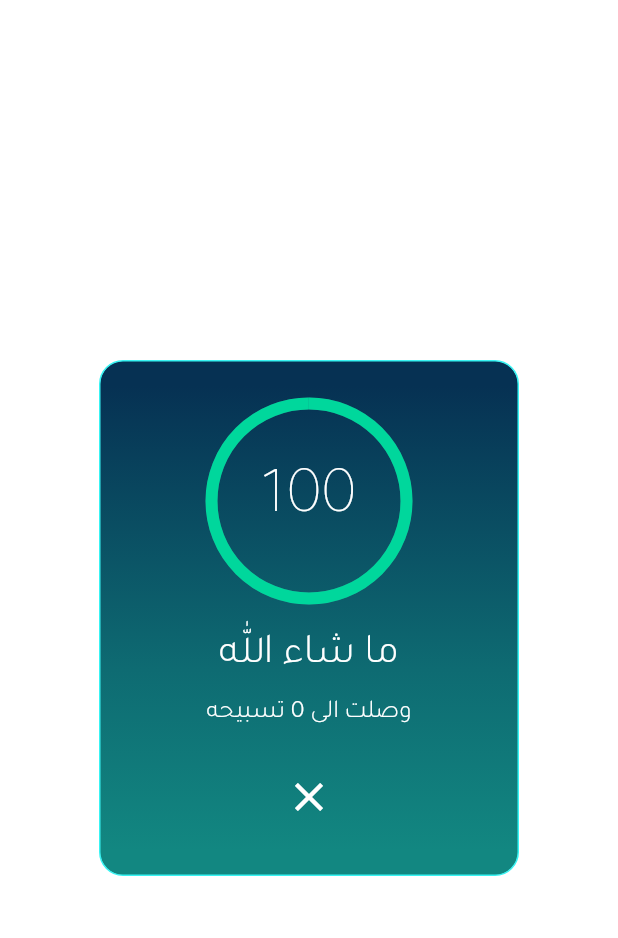
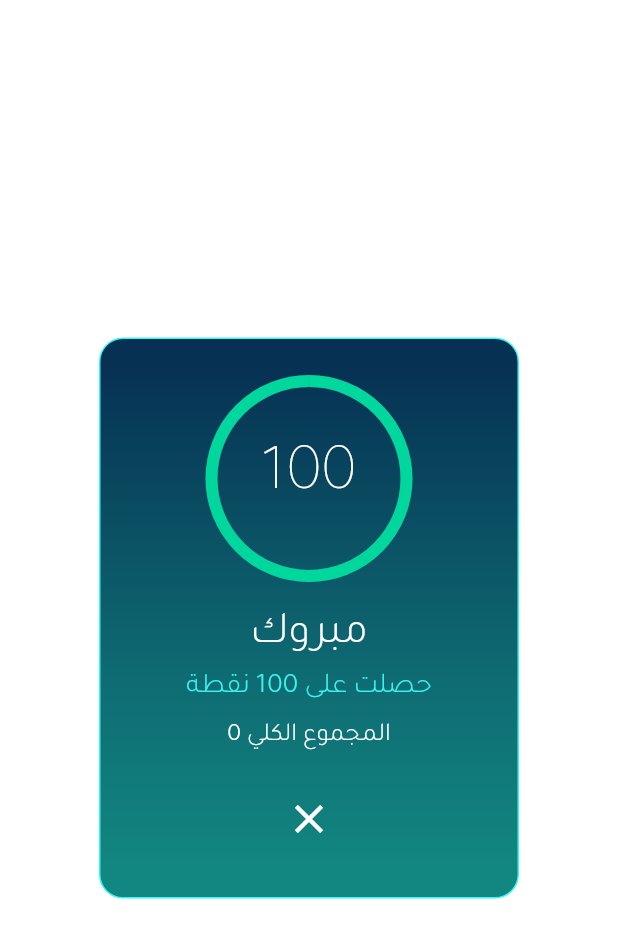
Before and after one commit to revinnmedia/Gallery, a Flutter app: the _HundredDialog widget shown alone on an empty page, opened directly with empty values, on a phone screen of 412 x 824 dp. Shown: the top 938 px of the screen. Run offline on Flutter 3.47's test engine with Material 3 defaults, Android fonts, the phone set to English and light mode, and no system bars; our stand-ins replace cloud_firestore, firebase_auth, firebase_core, flutter_local_notifications, flutter_timezone, google_sign_in and 6 more; missing offline and left inert: games_services; accounts and stored records are empty.

Commit message:
كنز المسلم: نصوص شاشة التهنئة كما في التصميم الأصلي
Co-Authored-By: Claude Opus 5.5 <noreply@anthropic.com>
Claude-Session: https://claude.ai/code/session_01V9VwhKtzg8bghUGNnFs7Nt

```diff
--- a/kanz-almuslim/lib/l10n.dart
+++ b/kanz-almuslim/lib/l10n.dart
@@ -112,8 +112,10 @@ const _strings = <String, Map<String, String>>{
   'cycleOf': {'ar': 'عدد الحبات', 'en': 'Beads per cycle'},
   'deleteConfirm': {'ar': 'هل تريد حذف هذه التسبيحه؟', 'en': 'Delete this tasbeeh?'},
   'cantDeleteLast': {'ar': 'يجب أن تبقى تسبيحه واحده على الأقل', 'en': 'At least one tasbeeh must remain'},
-  'congrats': {'ar': 'ما شاء الله', 'en': 'Masha Allah'},
-  'congratsBody': {'ar': 'وصلت الى {n} تسبيحه', 'en': 'You reached {n} tasbeehs'},
+  'congrats': {'ar': 'مبروك', 'en': 'Congratulations'},
+  'youGot': {'ar': 'حصلت على', 'en': 'You got'},
+  'points': {'ar': 'نقطة', 'en': 'points'},
+  'congratsBody': {'ar': 'المجموع الكلي {n}', 'en': 'Total {n}'},
   'save': {'ar': 'حفظ', 'en': 'Save'},
   'cancel': {'ar': 'الغاء', 'en': 'Cancel'},
   'delete': {'ar': 'حذف', 'en': 'Delete'},
--- a/kanz-almuslim/lib/screens/tasbeeh_screen.dart
+++ b/kanz-almuslim/lib/screens/tasbeeh_screen.dart
@@ -267,7 +267,9 @@ class _HundredDialog extends StatelessWidget {
               ),
             ),
             const SizedBox(height: 18),
-            Text(tr(context, 'congrats'), style: const TextStyle(fontSize: 28, fontWeight: FontWeight.w300, color: Colors.white)),
+            Text(tr(context, 'congrats'), style: const TextStyle(fontSize: 30, fontWeight: FontWeight.w300, color: Colors.white)),
+            Text('${tr(context, 'youGot')} 100 ${tr(context, 'points')}',
+                style: const TextStyle(fontSize: 19, fontWeight: FontWeight.w300, color: KanzColors.cyan)),
             const SizedBox(height: 6),
             Text(tr(context, 'congratsBody', args: {'n': '$total'}),
                 style: const TextStyle(fontSize: 17, fontWeight: FontWeight.w300, color: Colors.white)),
```
